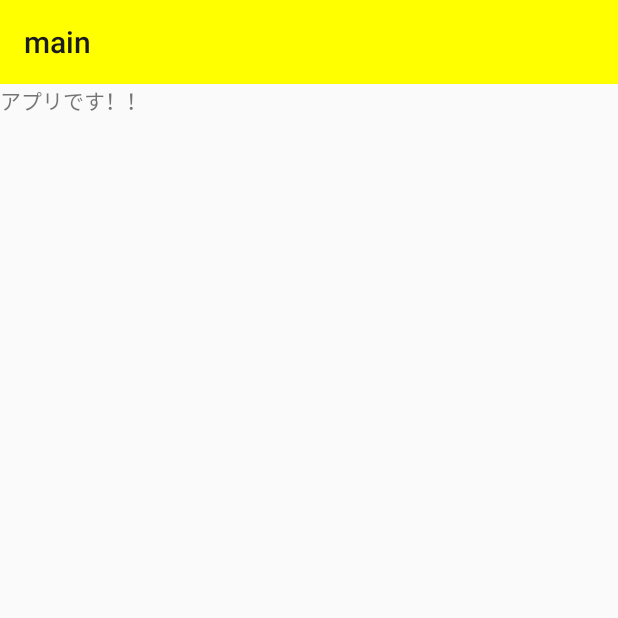
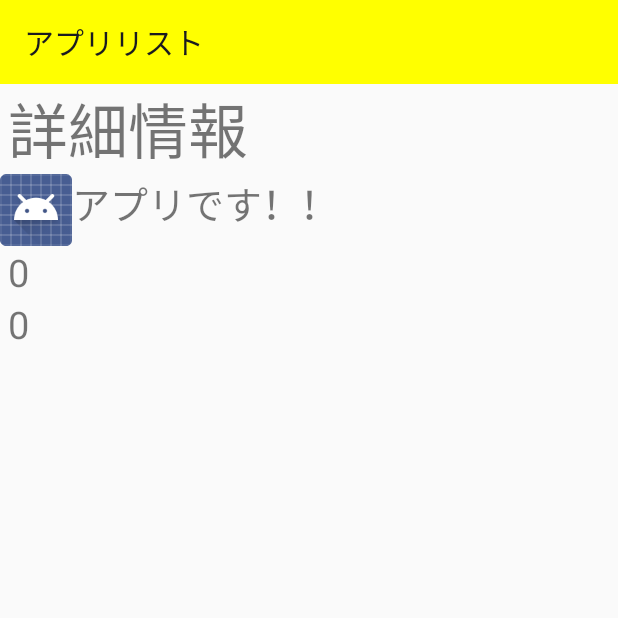
Before and after one commit to gitogitton/MyProject2, an Android app: the screen it shows after launch (MainActivity), after a tap on "アプリです！！", on a phone screen of 412 x 824 dp, the top half of it. Run offline under Robolectric (Android 15) with nearby library versions, the phone set to English and light mode, and no system bars; 3 statements that could not run were skipped.

Commit message:
詳細画面にアプリ名、プロセスID、使用メモリー量（PSS）をTextViewで表示出来たのでここまでをUpしておく。

```diff
--- a/app/src/main/java/com/example/user/myproject2/DetailInfo.java
+++ b/app/src/main/java/com/example/user/myproject2/DetailInfo.java
@@ -15,6 +15,15 @@ public class DetailInfo implements Serializable {
 
     private TextView mPackageName;
     private int mPid;
+    private int mPss;
+
+    public int getPss() {
+        return mPss;
+    }
+
+    public void setPss( int pss ) {
+        mPss = pss;
+    }
 
     public TextView getPackageName() {
         return mPackageName;
--- a/app/src/main/java/com/example/user/myproject2/DetailInfoFragment.java
+++ b/app/src/main/java/com/example/user/myproject2/DetailInfoFragment.java
@@ -5,6 +5,7 @@ import android.app.ActivityManager;
 import android.content.Context;
 import android.content.pm.ApplicationInfo;
 import android.content.pm.PackageManager;
+import android.graphics.drawable.Drawable;
 import android.os.Bundle;
 import android.support.annotation.NonNull;
 import android.support.annotation.Nullable;
@@ -19,6 +20,8 @@ import android.widget.TextView;
 
 import org.w3c.dom.Text;
 
+import java.util.concurrent.atomic.AtomicReference;
+
 /**
  * A simple {@link Fragment} subclass.
  * Use the {@link DetailInfoFragment#newInstance} factory method to
@@ -28,12 +31,9 @@ public class DetailInfoFragment extends Fragment {
 
     private final String CLASS_NAME = getClass().getSimpleName();
 
-    private static final String ARG_PARAM1 = "param1";
-    private static final String ARG_PARAM2 = "param2";
-
-    private String mParam1;
-    private String mParam2;
-
+    private TextView mPackageName;
+    private int mProcessId;
+    private int mMemoryPss;
 
     public DetailInfoFragment() {
         // Required empty public constructor
@@ -61,8 +61,10 @@ public class DetailInfoFragment extends Fragment {
         Bundle bundle = getArguments();
         DetailInfo detailInfo = (DetailInfo) bundle.getSerializable( "DETAILINFO" );
         if ( null!=detailInfo) {
-            mParam1 = detailInfo.getPackageName().getText().toString();
-            Log.d( CLASS_NAME, "onCreate() starts. [mParam1 : "+ mParam1 + "]" );
+            mPackageName = detailInfo.getPackageName();
+            mProcessId = detailInfo.getPid();
+            mMemoryPss = detailInfo.getPss();
+            Log.d( CLASS_NAME, "onCreate() starts. [mPackageName/mProcessId/mMemoryPss : "+ mPackageName + "/ "+ mProcessId +" / "+mMemoryPss+"]" );
         }
     }
 
@@ -76,23 +78,21 @@ public class DetailInfoFragment extends Fragment {
     @Override
     public void onViewCreated(@NonNull View view, @Nullable Bundle savedInstanceState) {
         Log.d( CLASS_NAME, "onViewCreated() starts." );
-        TextView textView = view.findViewById( R.id.app_name );
-        textView.setText( mParam1 );
+        TextView textViewName = view.findViewById( R.id.app_name ); //package name
+        textViewName.setText( mPackageName.getText().toString() );
+        Drawable[] drawable = mPackageName.getCompoundDrawables();
+        AtomicReference<Drawable> icon = new AtomicReference<>();
+        icon.set( drawable[0] );
+        textViewName.setCompoundDrawables( icon.get(), null, null, null );
+        TextView textViewId = view.findViewById( R.id.pid ); //process id
+        textViewId.setText( Integer.toString( mProcessId ) );
+        TextView textViewPss = view.findViewById( R.id.mem_size );
+        textViewPss.setText( Integer.toString( mMemoryPss ) );
+
         Context context = this.getContext();
         PackageManager packageManager = context.getPackageManager();
         ActivityManager activityManager = (ActivityManager) context.getSystemService( Context.ACTIVITY_SERVICE );
 
-//        ActivityManager.RunningAppProcessInfo
-
-
-        try {
-            Log.d( CLASS_NAME, "表示するアプリ名称：" + mParam1 );
-            ApplicationInfo applicationInfo = packageManager.getApplicationInfo( mParam1, 0 );
-        }
-        catch ( PackageManager.NameNotFoundException e ) {
-            e.printStackTrace();
-//            Log.d(CLASS_NAME, "exception of getapplicationinfo() : ", "processname=" + app.processName + " / " + "importance=" + app.importance);
-        }
         super.onViewCreated(view, savedInstanceState);
     }
 }
--- a/app/src/main/java/com/example/user/myproject2/MainActivity.java
+++ b/app/src/main/java/com/example/user/myproject2/MainActivity.java
@@ -28,6 +28,7 @@ public class MainActivity extends AppCompatActivity {
         setContentView(R.layout.activity_main);
 
         Toolbar toolbar = findViewById(R.id.toolbar);
+        toolbar.setTitle( "アプリリスト" );
         setSupportActionBar(toolbar); //ToolbarはAPI21からのサポート。API19だからActionBarをサポートする。
 //        mTabLayout = findViewById(R.id.tab);
 //        mTabLayout.setupWithViewPager(mViewPager); //TabLayoutとViewPagerを連動させる
--- a/app/src/main/java/com/example/user/myproject2/PageFragment_1.java
+++ b/app/src/main/java/com/example/user/myproject2/PageFragment_1.java
@@ -84,13 +84,10 @@ public class PageFragment_1 extends Fragment {
                 Log.d( CLASS_NAME, "onItemClick() starts." );
                 ListView listView1 = (ListView)parent;
                 DetailInfo detailInfo = (DetailInfo) listView1.getAdapter().getItem( position );
-
                 Bundle bundle = new Bundle();
                 bundle.putSerializable("DETAILINFO", detailInfo );
-
                 DetailInfoFragment detailInfoFragment = new DetailInfoFragment();
                 detailInfoFragment.setArguments( bundle );
-
                 FragmentManager fragmentManager = getActivity().getSupportFragmentManager();
                 FragmentTransaction fragmentTransaction = fragmentManager.beginTransaction();
                 fragmentTransaction.add( R.id.topViewGroup, detailInfoFragment );
@@ -116,6 +113,7 @@ public class PageFragment_1 extends Fragment {
             if (!runningApp.isEmpty()) {
                 int i = 0;
                 mArrayList.clear();
+                int pIds[] = new int[ 1 ];
                 for (ActivityManager.RunningAppProcessInfo app : runningApp) {
                     i++;
                     try {
@@ -138,16 +136,21 @@ public class PageFragment_1 extends Fragment {
                         DetailInfo detailInfo = new DetailInfo();
                         detailInfo.setPackageName( textView );
                         detailInfo.setPid( app.pid );
+                        Log.d( CLASS_NAME, "packageName : " + textView.getText().toString() );
+                        //get memory info
+                        pIds[ 0 ] = app.pid;
+                        android.os.Debug.MemoryInfo[] memoryInfos = activityManager.getProcessMemoryInfo( pIds );
+                        for ( android.os.Debug.MemoryInfo info : memoryInfos ) {
+                            detailInfo.setPss( info.getTotalPss() );
+                            Log.d( CLASS_NAME, "pss : " + info.getTotalPss() );
+                        }
                         mArrayList.add( detailInfo );
-
-                        Log.d( CLASS_NAME, "packageName : " + textView.getText().toString() );
 
                     } catch (PackageManager.NameNotFoundException e) {
                         e.printStackTrace();
                         Log.d(CLASS_NAME, "exception of getapplicationinfo() : i=" + i + "processname=" + app.processName + " / " + "importance=" + app.importance);
                     }
                 }//for(app)
-
             }//if(!runningApp)
         }
     }
--- a/app/src/main/res/layout/fragment_detail_info.xml
+++ b/app/src/main/res/layout/fragment_detail_info.xml
@@ -3,18 +3,41 @@
     android:layout_width="match_parent"
     android:layout_height="match_parent"
     android:orientation="vertical"
+    android:theme="@style/AppTheme"
     tools:context="com.example.user.myproject2.DetailInfoFragment">
+
+    <TextView
+        android:id="@+id/sub_title"
+        android:layout_width="match_parent"
+        android:layout_height="wrap_content"
+        android:textSize="40sp"
+        android:paddingStart="5sp"
+        android:paddingEnd="5sp"
+        android:text="詳細情報" />
 
     <TextView
         android:id="@+id/app_name"
         android:layout_width="match_parent"
-        android:layout_height="match_parent"
+        android:layout_height="wrap_content"
+        android:textSize="25sp"
         android:text="@string/hello_blank_fragment" />
+
+    <TextView
+        android:id="@+id/pid"
+        android:layout_width="match_parent"
+        android:layout_height="wrap_content"
+        android:textSize="25sp"
+        android:paddingStart="5sp"
+        android:paddingEnd="5sp"
+        android:text="@string/error" />
 
     <TextView
         android:id="@+id/mem_size"
         android:layout_width="match_parent"
-        android:layout_height="match_parent"
+        android:layout_height="wrap_content"
+        android:textSize="25sp"
+        android:paddingStart="5sp"
+        android:paddingEnd="5sp"
         android:text="@string/error" />
 
 </LinearLayout>
```
